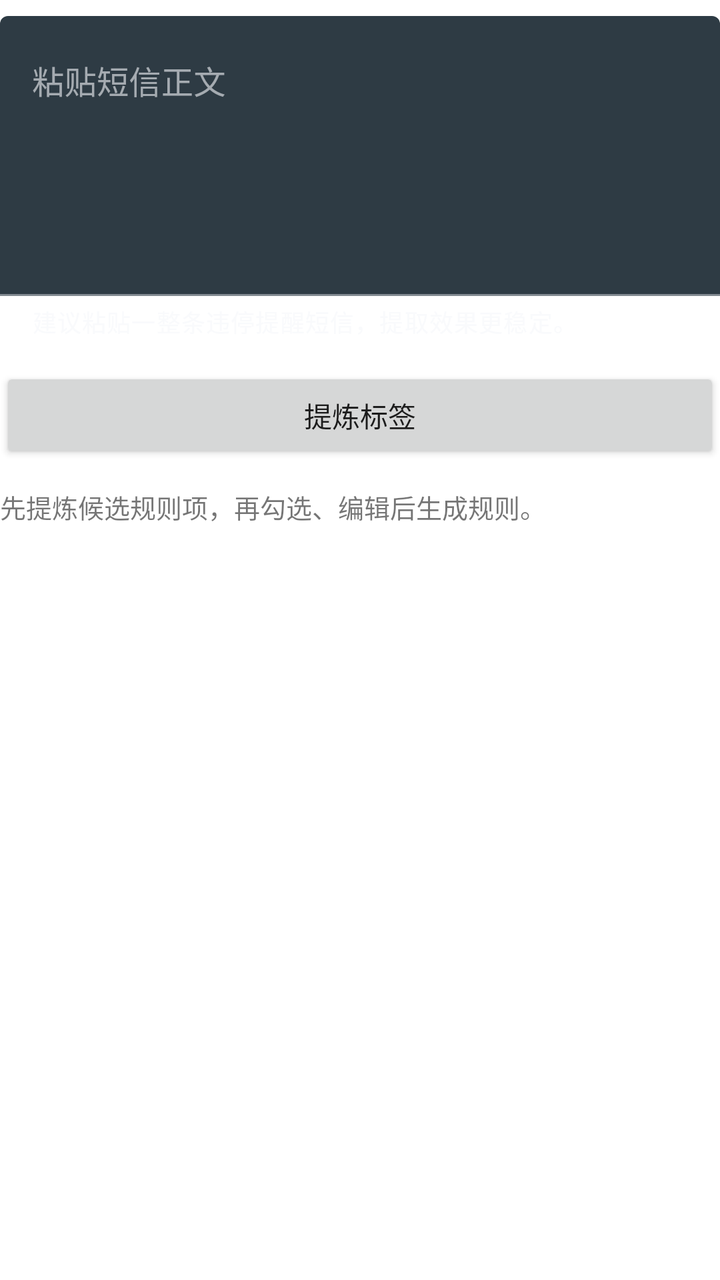
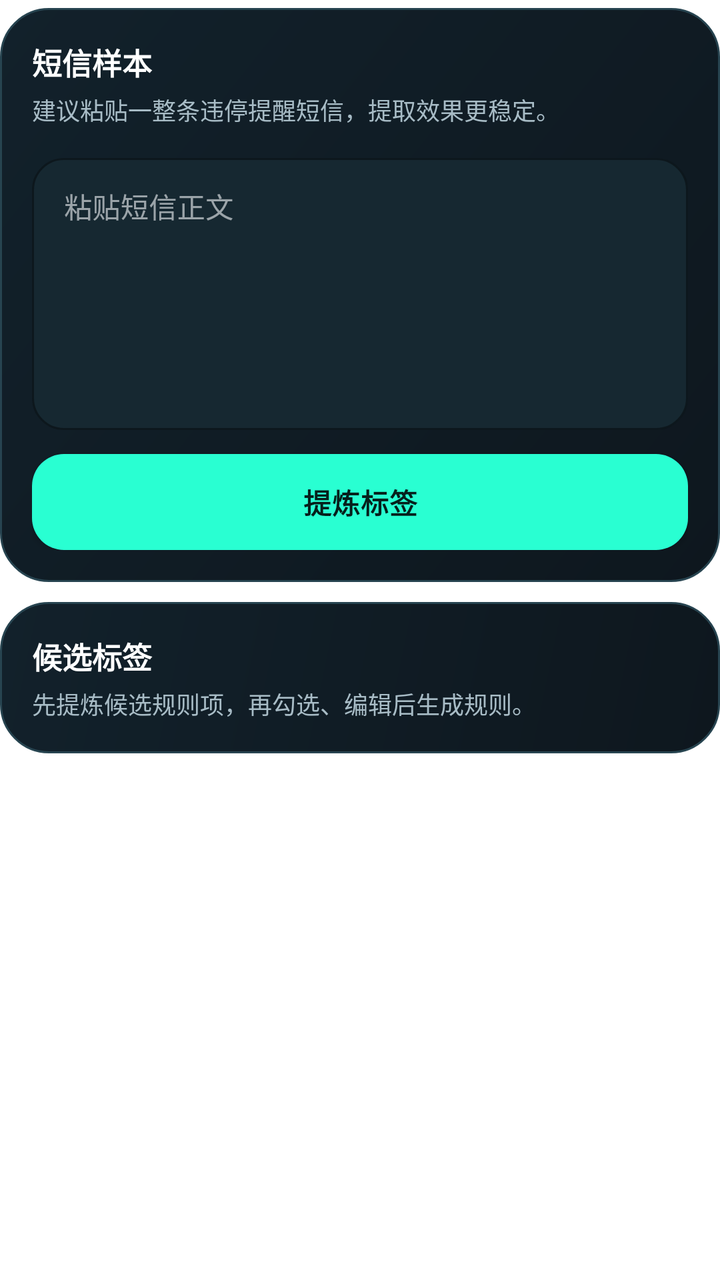

The first picture is an Android layout as it rendered before a commit; the second is the same layout after the commit. The layout source and the unified diff follow.
<!-- AndroidManifest.xml: application theme Theme.ParkingAlert -->
<!-- res/layout/dialog_add_rule.xml -->
<?xml version="1.0" encoding="utf-8"?>
<androidx.core.widget.NestedScrollView xmlns:android="http://schemas.android.com/apk/res/android"
    xmlns:app="http://schemas.android.com/apk/res-auto"
    android:layout_width="match_parent"
    android:layout_height="wrap_content"
    android:fillViewport="true">

    <LinearLayout
        android:layout_width="match_parent"
        android:layout_height="wrap_content"
        android:orientation="vertical"
        android:paddingTop="8dp">

        <com.google.android.material.textfield.TextInputLayout
            android:id="@+id/ruleSampleLayout"
            android:layout_width="match_parent"
            android:layout_height="wrap_content"
            android:hint="@string/add_rule_sample_hint"
            app:helperText="@string/add_rule_helper">

            <com.google.android.material.textfield.TextInputEditText
                android:id="@+id/ruleSampleInput"
                android:layout_width="match_parent"
                android:layout_height="140dp"
                android:gravity="top|start"
                android:inputType="textCapSentences|textMultiLine"
                android:minLines="5" />
        </com.google.android.material.textfield.TextInputLayout>

        <Button
            android:id="@+id/extractTagsButton"
            android:layout_width="match_parent"
            android:layout_height="48dp"
            android:layout_marginTop="14dp"
            android:text="@string/extract_tags_button"
            android:textAllCaps="false" />

        <TextView
            android:id="@+id/tagHintText"
            android:layout_width="match_parent"
            android:layout_height="wrap_content"
            android:layout_marginTop="12dp"
            android:text="@string/tag_hint_text"
            android:textSize="13sp" />

        <TextView
            android:id="@+id/tagSelectionHintText"
            android:layout_width="match_parent"
            android:layout_height="wrap_content"
            android:layout_marginTop="8dp"
            android:text="@string/tag_selection_hint_text"
            android:textSize="12sp"
            android:visibility="gone" />

        <com.example.parkingalert.widget.MaxHeightNestedScrollView
            android:id="@+id/tagScrollView"
            android:layout_width="match_parent"
            android:layout_height="wrap_content"
            android:layout_marginTop="10dp"
            android:overScrollMode="ifContentScrolls"
            android:scrollbars="vertical"
            android:visibility="gone">

            <LinearLayout
                android:id="@+id/candidateContainer"
                android:layout_width="match_parent"
                android:layout_height="wrap_content"
                android:orientation="vertical" />
        </com.example.parkingalert.widget.MaxHeightNestedScrollView>
    </LinearLayout>
</androidx.core.widget.NestedScrollView>
<!-- resources referenced by this layout -->
<resources>
  <string name="add_rule_helper">建议粘贴一整条违停提醒短信，提取效果更稳定。</string>
  <string name="add_rule_sample_hint">粘贴短信正文</string>
  <string name="extract_tags_button">提炼标签</string>
  <string name="tag_hint_text">先提炼候选规则项，再勾选、编辑后生成规则。</string>
  <string name="tag_selection_hint_text">已默认勾选可直接生成的标签，未勾选项是补充标签，按需再选。</string>
  <style name="Theme.ParkingAlert" parent="Theme.MaterialComponents.DayNight.NoActionBar">
          <item name="colorPrimary">@color/signal_teal</item>
          <item name="colorPrimaryVariant">@color/signal_teal_dark</item>
          <item name="colorOnPrimary">#061412</item>
          <item name="colorSecondary">@color/signal_alert</item>
          <item name="colorOnSecondary">#FFF8F6</item>
          <item name="colorSurface">@color/panel_surface</item>
          <item name="colorOnSurface">#F5F7FA</item>
          <item name="android:statusBarColor" tools:targetApi="l">@color/app_shell</item>
      </style>
  <color name="signal_teal">#29FFD2</color>
  <color name="signal_teal_dark">#14C6A6</color>
  <color name="signal_alert">#FF6C5A</color>
  <color name="panel_surface">#13212B</color>
  <color name="app_shell">#071016</color>
</resources>

<!-- the commit's change to res/layout/dialog_add_rule.xml (unified diff, before → after) -->
@@ -3,69 +3,145 @@
     xmlns:app="http://schemas.android.com/apk/res-auto"
     android:layout_width="match_parent"
     android:layout_height="wrap_content"
-    android:fillViewport="true">
+    android:fillViewport="true"
+    android:overScrollMode="ifContentScrolls">
 
     <LinearLayout
         android:layout_width="match_parent"
         android:layout_height="wrap_content"
         android:orientation="vertical"
-        android:paddingTop="8dp">
+        android:paddingTop="4dp"
+        android:paddingBottom="4dp">
 
-        <com.google.android.material.textfield.TextInputLayout
-            android:id="@+id/ruleSampleLayout"
+        <LinearLayout
             android:layout_width="match_parent"
             android:layout_height="wrap_content"
-            android:hint="@string/add_rule_sample_hint"
-            app:helperText="@string/add_rule_helper">
+            android:background="@drawable/bg_rule_dialog_section"
+            android:orientation="vertical"
+            android:padding="16dp">
 
-            <com.google.android.material.textfield.TextInputEditText
-                android:id="@+id/ruleSampleInput"
+            <TextView
                 android:layout_width="match_parent"
-                android:layout_height="140dp"
-                android:gravity="top|start"
-                android:inputType="textCapSentences|textMultiLine"
-                android:minLines="5" />
-        </com.google.android.material.textfield.TextInputLayout>
+                android:layout_height="wrap_content"
+                android:text="@string/add_rule_section_sample"
+                android:textColor="@android:color/white"
+                android:textSize="15sp"
+                android:textStyle="bold"
+                android:typeface="sans" />
 
-        <Button
-            android:id="@+id/extractTagsButton"
-            android:layout_width="match_parent"
-            android:layout_height="48dp"
-            android:layout_marginTop="14dp"
-            android:text="@string/extract_tags_button"
-            android:textAllCaps="false" />
+            <TextView
+                android:layout_width="match_parent"
+                android:layout_height="wrap_content"
+                android:layout_marginTop="4dp"
+                android:text="@string/add_rule_helper"
+                android:textColor="@color/dialog_text_secondary"
+                android:textSize="12sp" />
 
-        <TextView
-            android:id="@+id/tagHintText"
-            android:layout_width="match_parent"
-            android:layout_height="wrap_content"
-            android:layout_marginTop="12dp"
-            android:text="@string/tag_hint_text"
-            android:textSize="13sp" />
+            <com.google.android.material.textfield.TextInputLayout
+                android:id="@+id/ruleSampleLayout"
+                style="@style/Widget.MaterialComponents.TextInputLayout.OutlinedBox"
+                android:layout_width="match_parent"
+                android:layout_height="wrap_content"
+                android:layout_marginTop="10dp"
+                android:hint="@string/add_rule_sample_hint"
+                app:boxBackgroundColor="@color/dialog_input_surface"
+                app:boxCornerRadiusBottomEnd="16dp"
+                app:boxCornerRadiusBottomStart="16dp"
+                app:boxCornerRadiusTopEnd="16dp"
+                app:boxCornerRadiusTopStart="16dp"
+                app:boxStrokeColor="@color/dialog_stroke"
+                app:boxStrokeWidth="1dp"
+                app:boxStrokeWidthFocused="2dp"
+                app:helperTextEnabled="false"
+                app:hintTextColor="@color/dialog_text_hint">
 
-        <TextView
-            android:id="@+id/tagSelectionHintText"
-            android:layout_width="match_parent"
-            android:layout_height="wrap_content"
-            android:layout_marginTop="8dp"
-            android:text="@string/tag_selection_hint_text"
-            android:textSize="12sp"
-            android:visibility="gone" />
+                <com.google.android.material.textfield.TextInputEditText
+                    android:id="@+id/ruleSampleInput"
+                    android:layout_width="match_parent"
+                    android:layout_height="136dp"
+                    android:gravity="top|start"
+                    android:inputType="textCapSentences|textMultiLine"
+                    android:minLines="5"
+                    android:textColor="@android:color/white"
+                    android:textColorHint="@color/dialog_text_hint"
+                    android:textSize="14sp" />
+            </com.google.android.material.textfield.TextInputLayout>
 
-        <com.example.parkingalert.widget.MaxHeightNestedScrollView
-            android:id="@+id/tagScrollView"
+            <com.google.android.material.button.MaterialButton
+                android:id="@+id/extractTagsButton"
+                android:layout_width="match_parent"
+                android:layout_height="48dp"
+                android:layout_marginTop="12dp"
+                android:insetTop="0dp"
+                android:insetBottom="0dp"
+                android:letterSpacing="0.03"
+                android:text="@string/extract_tags_button"
+                android:textAllCaps="false"
+                android:textColor="@color/extract_button_text"
+                android:textStyle="bold"
+                app:backgroundTint="@color/signal_teal"
+                app:cornerRadius="16dp" />
+        </LinearLayout>
+
+        <LinearLayout
             android:layout_width="match_parent"
             android:layout_height="wrap_content"
             android:layout_marginTop="10dp"
-            android:overScrollMode="ifContentScrolls"
-            android:scrollbars="vertical"
-            android:visibility="gone">
+            android:background="@drawable/bg_rule_dialog_section"
+            android:orientation="vertical"
+            android:padding="16dp">
 
-            <LinearLayout
-                android:id="@+id/candidateContainer"
+            <TextView
                 android:layout_width="match_parent"
                 android:layout_height="wrap_content"
-                android:orientation="vertical" />
-        </com.example.parkingalert.widget.MaxHeightNestedScrollView>
+                android:text="@string/add_rule_section_tags"
+                android:textColor="@android:color/white"
+                android:textSize="15sp"
+                android:textStyle="bold"
+                android:typeface="sans" />
+
+            <TextView
+                android:id="@+id/tagHintText"
+                android:layout_width="match_parent"
+                android:layout_height="wrap_content"
+                android:layout_marginTop="4dp"
+                android:text="@string/tag_hint_text"
+                android:textColor="@color/dialog_text_secondary"
+                android:textSize="12sp" />
+
+            <TextView
+                android:id="@+id/tagSelectionHintText"
+                android:layout_width="match_parent"
+                android:layout_height="wrap_content"
+                android:layout_marginTop="10dp"
+                android:background="@drawable/bg_rule_dialog_hint_pill"
+                android:paddingStart="10dp"
+                android:paddingTop="6dp"
+                android:paddingEnd="10dp"
+                android:paddingBottom="6dp"
+                android:text="@string/tag_selection_hint_text"
+                android:textColor="@color/dialog_text_secondary"
+                android:textSize="11sp"
+                android:visibility="gone" />
+
+            <com.example.parkingalert.widget.MaxHeightNestedScrollView
+                android:id="@+id/tagScrollView"
+                android:layout_width="match_parent"
+                android:layout_height="wrap_content"
+                android:layout_marginTop="10dp"
+                android:background="@drawable/bg_rule_dialog_scroll"
+                android:clipToPadding="false"
+                android:overScrollMode="ifContentScrolls"
+                android:padding="8dp"
+                android:scrollbars="vertical"
+                android:visibility="gone">
+
+                <LinearLayout
+                    android:id="@+id/candidateContainer"
+                    android:layout_width="match_parent"
+                    android:layout_height="wrap_content"
+                    android:orientation="vertical" />
+            </com.example.parkingalert.widget.MaxHeightNestedScrollView>
+        </LinearLayout>
     </LinearLayout>
 </androidx.core.widget.NestedScrollView>
<!-- resource entries referenced after the edit -->
@@ -1,7 +1,48 @@
 <!-- resources referenced by this layout -->
 <resources>
+  <color name="dialog_input_surface">#162831</color>
+  <color name="dialog_stroke">#3A6975</color>
+  <color name="dialog_text_hint">#6F8D98</color>
+  <color name="dialog_text_secondary">#A8BCC6</color>
+  <color name="extract_button_text">#06201C</color>
+  <color name="signal_teal">#29FFD2</color>
+  <!-- drawable bg_rule_dialog_hint_pill (drawable) -->
+  <?xml version="1.0" encoding="utf-8"?>
+  <shape xmlns:android="http://schemas.android.com/apk/res/android">
+      <corners android:radius="999dp" />
+      <solid android:color="#132B33" />
+      <stroke
+          android:width="1dp"
+          android:color="#24505B" />
+  </shape>
+  <!-- drawable bg_rule_dialog_scroll (drawable) -->
+  <?xml version="1.0" encoding="utf-8"?>
+  <shape xmlns:android="http://schemas.android.com/apk/res/android">
+      <corners android:radius="20dp" />
+      <stroke
+          android:width="1dp"
+          android:color="@color/dialog_stroke_soft" />
+      <gradient
+          android:angle="90"
+          android:endColor="@color/dialog_scroll_end"
+          android:startColor="@color/dialog_scroll_start" />
+  </shape>
+  <!-- drawable bg_rule_dialog_section (drawable) -->
+  <?xml version="1.0" encoding="utf-8"?>
+  <shape xmlns:android="http://schemas.android.com/apk/res/android">
+      <corners android:radius="24dp" />
+      <stroke
+          android:width="1dp"
+          android:color="@color/dialog_stroke_soft" />
+      <gradient
+          android:angle="315"
+          android:endColor="@color/dialog_section_end"
+          android:startColor="@color/dialog_section_start" />
+  </shape>
   <string name="add_rule_helper">建议粘贴一整条违停提醒短信，提取效果更稳定。</string>
   <string name="add_rule_sample_hint">粘贴短信正文</string>
+  <string name="add_rule_section_sample">短信样本</string>
+  <string name="add_rule_section_tags">候选标签</string>
   <string name="extract_tags_button">提炼标签</string>
   <string name="tag_hint_text">先提炼候选规则项，再勾选、编辑后生成规则。</string>
   <string name="tag_selection_hint_text">已默认勾选可直接生成的标签，未勾选项是补充标签，按需再选。</string>
@@ -15,7 +56,11 @@
           <item name="colorOnSurface">#F5F7FA</item>
           <item name="android:statusBarColor" tools:targetApi="l">@color/app_shell</item>
       </style>
-  <color name="signal_teal">#29FFD2</color>
+  <color name="dialog_stroke_soft">#274450</color>
+  <color name="dialog_scroll_end">#111F27</color>
+  <color name="dialog_scroll_start">#0B151B</color>
+  <color name="dialog_section_end">#0E171E</color>
+  <color name="dialog_section_start">#12212B</color>
   <color name="signal_teal_dark">#14C6A6</color>
   <color name="signal_alert">#FF6C5A</color>
   <color name="panel_surface">#13212B</color>
